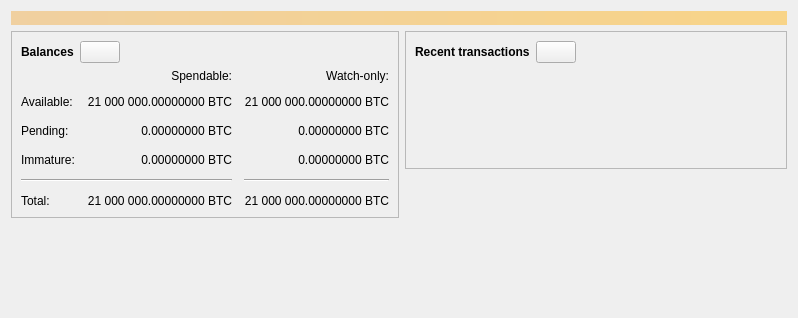
Qt form src/qt/forms/overviewpage.ui (andaluzcoin/andaluzcoin) before a commit.
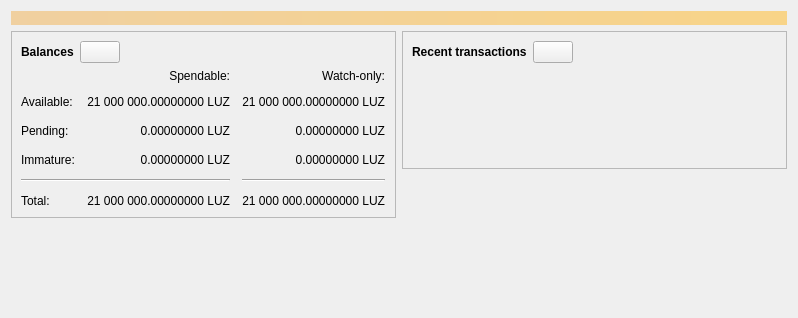
The same form after that commit. Icons and pictures are not drawn. Custom widgets are drawn as their Qt base class.

```diff
--- a/src/qt/forms/overviewpage.ui
+++ b/src/qt/forms/overviewpage.ui
@@ -120,7 +120,7 @@
                <string>Unconfirmed transactions to watch-only addresses</string>
               </property>
               <property name="text">
-               <string notr="true">0.00000000 BTC</string>
+               <string notr="true">0.00000000 LUZ</string>
               </property>
               <property name="alignment">
                <set>Qt::AlignRight|Qt::AlignTrailing|Qt::AlignVCenter</set>
@@ -139,7 +139,7 @@
                <string>Total of transactions that have yet to be confirmed, and do not yet count toward the spendable balance</string>
               </property>
               <property name="text">
-               <string notr="true">0.00000000 BTC</string>
+               <string notr="true">0.00000000 LUZ</string>
               </property>
               <property name="alignment">
                <set>Qt::AlignRight|Qt::AlignTrailing|Qt::AlignVCenter</set>
@@ -158,7 +158,7 @@
                <string>Mined balance in watch-only addresses that has not yet matured</string>
               </property>
               <property name="text">
-               <string notr="true">0.00000000 BTC</string>
+               <string notr="true">0.00000000 LUZ</string>
               </property>
               <property name="alignment">
                <set>Qt::AlignRight|Qt::AlignTrailing|Qt::AlignVCenter</set>
@@ -210,7 +210,7 @@
                <string>Mined balance that has not yet matured</string>
               </property>
               <property name="text">
-               <string notr="true">0.00000000 BTC</string>
+               <string notr="true">0.00000000 LUZ</string>
               </property>
               <property name="alignment">
                <set>Qt::AlignRight|Qt::AlignTrailing|Qt::AlignVCenter</set>
@@ -249,7 +249,7 @@
                <string>Your current total balance</string>
               </property>
               <property name="text">
-               <string notr="true">21 000 000.00000000 BTC</string>
+               <string notr="true">21 000 000.00000000 LUZ</string>
               </property>
               <property name="alignment">
                <set>Qt::AlignRight|Qt::AlignTrailing|Qt::AlignVCenter</set>
@@ -268,7 +268,7 @@
                <string>Current total balance in watch-only addresses</string>
               </property>
               <property name="text">
-               <string notr="true">21 000 000.00000000 BTC</string>
+               <string notr="true">21 000 000.00000000 LUZ</string>
               </property>
               <property name="alignment">
                <set>Qt::AlignRight|Qt::AlignTrailing|Qt::AlignVCenter</set>
@@ -304,7 +304,7 @@
                <string>Your current spendable balance</string>
               </property>
               <property name="text">
-               <string notr="true">21 000 000.00000000 BTC</string>
+               <string notr="true">21 000 000.00000000 LUZ</string>
               </property>
               <property name="alignment">
                <set>Qt::AlignRight|Qt::AlignTrailing|Qt::AlignVCenter</set>
@@ -323,7 +323,7 @@
                <string>Your current balance in watch-only addresses</string>
               </property>
               <property name="text">
-               <string notr="true">21 000 000.00000000 BTC</string>
+               <string notr="true">21 000 000.00000000 LUZ</string>
               </property>
               <property name="alignment">
                <set>Qt::AlignRight|Qt::AlignTrailing|Qt::AlignVCenter</set>
```
